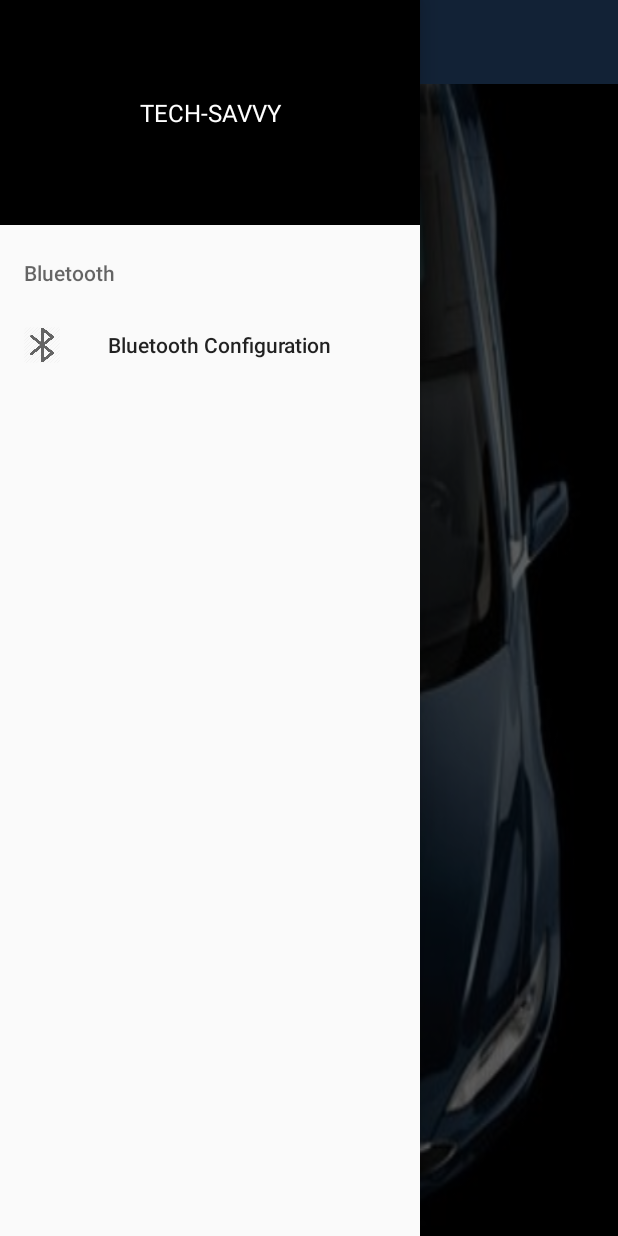
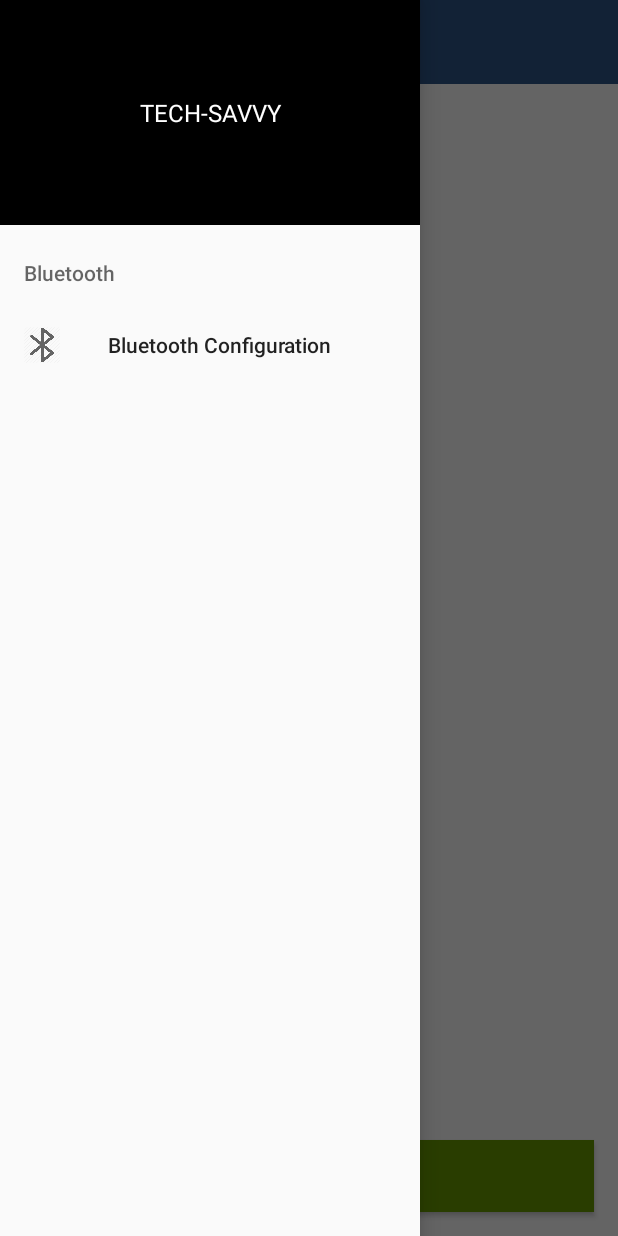
Before and after one commit to vatsalm93/CMPE-243-Autonomous-RC-Car, an Android app: the screen it shows after launch (MainActivity before the commit, MapsActivity after it), with the side drawer open, on a phone screen of 412 x 824 dp. Run offline under Robolectric (Android 15) with nearby library versions, the phone set to English and light mode, and no system bars.

Commit message:
Layout update

```diff
--- a/Android_App_Development/TechSavvy/app/src/main/java/com/example/techsavvy/MainActivity.java
+++ b/Android_App_Development/TechSavvy/app/src/main/java/com/example/techsavvy/MainActivity.java
@@ -10,11 +10,9 @@
 import android.support.v7.widget.Toolbar;
 import android.util.Log;
 import android.view.MenuItem;
-import android.widget.TextView;
 
 public class MainActivity extends AppCompatActivity {
 
-    private TextView mTextMessage;
     private Toolbar toolbar;
     private DrawerLayout drawerLayout;
     private NavigationView navigationView;
@@ -28,6 +26,7 @@
 
         toolbar=(Toolbar) findViewById(R.id.toolBar);
         setSupportActionBar(toolbar);
+
 
         final ActionBar actionbar=getSupportActionBar();
         actionbar.setDisplayHomeAsUpEnabled(true);
--- a/Android_App_Development/TechSavvy/app/src/main/java/com/example/techsavvy/MapsActivity.java
+++ b/Android_App_Development/TechSavvy/app/src/main/java/com/example/techsavvy/MapsActivity.java
@@ -1,8 +1,14 @@
 package com.example.techsavvy;
 
 import android.content.Intent;
-import android.support.v4.app.FragmentActivity;
 import android.os.Bundle;
+import android.support.design.widget.NavigationView;
+import android.support.v4.view.GravityCompat;
+import android.support.v4.widget.DrawerLayout;
+import android.support.v7.app.ActionBar;
+import android.support.v7.app.AppCompatActivity;
+import android.support.v7.widget.Toolbar;
+import android.view.MenuItem;
 import android.view.View;
 import android.widget.Toast;
 
@@ -14,9 +20,13 @@
 import com.google.android.gms.maps.model.LatLng;
 import com.google.android.gms.maps.model.MarkerOptions;
 
-public class MapsActivity extends FragmentActivity implements OnMapReadyCallback, GoogleMap.OnMapLongClickListener {
+public class MapsActivity extends AppCompatActivity implements OnMapReadyCallback, GoogleMap.OnMapLongClickListener {
 
+    private Toolbar toolbar;
+    private DrawerLayout drawerLayout;
+    private NavigationView navigationView;
     private GoogleMap mMap;
+    private ActionBar actionbar;//=getSupportActionBar();
 
     double srcLat, srcLng, dstLat, dstLng;
 
@@ -24,10 +34,47 @@
     protected void onCreate(Bundle savedInstanceState) {
         super.onCreate(savedInstanceState);
         setContentView(R.layout.activity_maps);
+
+
+        toolbar=(Toolbar) findViewById(R.id.toolBar);
+        setSupportActionBar(toolbar);
+
+        actionbar = this.getSupportActionBar();
+
+        actionbar.setDisplayHomeAsUpEnabled(true);
+        actionbar.setHomeAsUpIndicator(R.drawable.ic_menu);
+
+        navigationView = (NavigationView)findViewById(R.id.NavigationView);
+        //Log.i(TAG, "Inside onCreate");
+
+        navigationView.setNavigationItemSelectedListener(new NavigationView.OnNavigationItemSelectedListener() {
+            @Override
+            public boolean onNavigationItemSelected(MenuItem item) {
+                switch(item.getItemId())
+                {
+                    case R.id.bt_func:
+                        //Log.i(TAG, "Menu item clicked " + item.toString());
+                        Intent intent2 = new Intent(getBaseContext(), Bluetooth.class);
+                        startActivity(intent2);
+                }
+                return false;
+            }
+        });
         // Obtain the SupportMapFragment and get notified when the map is ready to be used.
         SupportMapFragment mapFragment = (SupportMapFragment) getSupportFragmentManager()
                 .findFragmentById(R.id.map);
         mapFragment.getMapAsync(this);
+    }
+
+    public boolean onOptionsItemSelected(MenuItem item) {
+        switch (item.getItemId()) {
+            case android.R.id.home:
+                //Log.i(TAG, "Menu item selected " + item.toString());
+                drawerLayout=findViewById(R.id.drawer_layout);
+                drawerLayout.openDrawer(GravityCompat.START);
+                return true;
+        }
+        return super.onOptionsItemSelected(item);
     }
 
 
--- a/Android_App_Development/TechSavvy/app/src/main/res/layout/activity_maps.xml
+++ b/Android_App_Development/TechSavvy/app/src/main/res/layout/activity_maps.xml
@@ -1,18 +1,25 @@
 <?xml version="1.0" encoding="utf-8"?>
 
-<FrameLayout xmlns:android="http://schemas.android.com/apk/res/android"
-xmlns:tools="http://schemas.android.com/tools"
+<android.support.v4.widget.DrawerLayout
+    xmlns:android="http://schemas.android.com/apk/res/android"
+    xmlns:tools="http://schemas.android.com/tools"
+    xmlns:app="http://schemas.android.com/apk/res-auto"
 android:layout_width="match_parent"
 android:layout_height="match_parent"
-tools:context=".MapsActivity" >
-
+tools:context=".MapsActivity"
+    android:id="@+id/drawer_layout"
+    android:fitsSystemWindows="true">
+<FrameLayout
+    android:layout_width="match_parent"
+    android:layout_height="match_parent">
 <fragment xmlns:map="http://schemas.android.com/apk/res-auto"
     android:id="@+id/map"
-    android:layout_width="match_parent"
+    android:layout_width="wrap_content"
     android:layout_height="wrap_content"
     android:layout_weight="1"
     android:scrollbars="vertical"
     class="com.google.android.gms.maps.SupportMapFragment"/>
+    <include layout="@layout/toolbar_layout" />
 
     <Button
         android:id="@+id/mapButton"
@@ -23,5 +30,15 @@
         android:onClick="startButton2OnClick"
         android:background="@android:color/holo_green_dark"
         android:text="@string/map_start_state" />
+</FrameLayout>
 
-</FrameLayout>
+    <android.support.design.widget.NavigationView
+        android:id="@+id/NavigationView"
+        android:layout_width="wrap_content"
+        android:layout_height="match_parent"
+        android:layout_gravity="left"
+        app:headerLayout="@layout/header_layout"
+        app:menu="@menu/drawer_menu" >
+    </android.support.design.widget.NavigationView>
+
+</android.support.v4.widget.DrawerLayout>
```
Also changed, not shown: Android_App_Development/TechSavvy/app/src/main/AndroidManifest.xml (+10 -7 lines).
